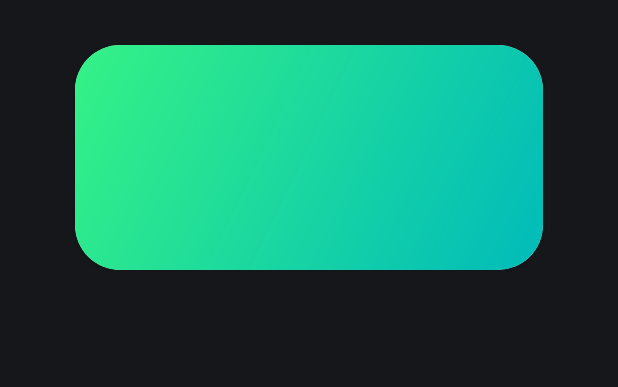
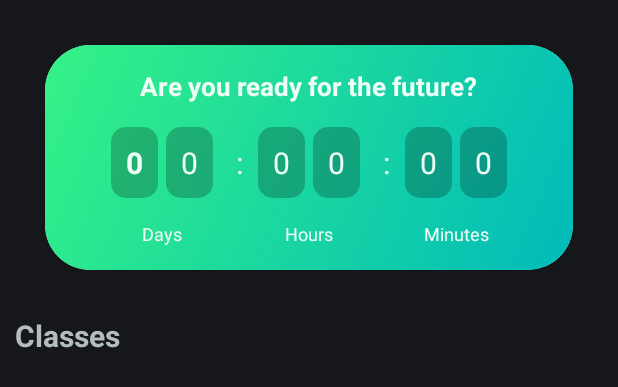
Before and after one commit to dr-trader/deignit, an Android app: the layout fragment_first_screen.xml on its own in the app's theme, with its tools: preview values and no code run, on a phone screen of 412 x 824 dp. Shown: the top 387 px of the screen. Run offline under Robolectric (Android 15) with nearby library versions, the phone set to English and light mode, and no system bars.

Commit message:
Countdown & ActionBar

```diff
--- /dev/null
+++ b/app/src/main/res/drawable-anydpi/ic_calendar.xml
@@ -0,0 +1,11 @@
+<vector xmlns:android="http://schemas.android.com/apk/res/android"
+    android:width="24dp"
+    android:height="24dp"
+    android:viewportWidth="24"
+    android:viewportHeight="24"
+    android:tint="#333333"
+    android:alpha="0.6">
+  <path
+      android:fillColor="@android:color/white"
+      android:pathData="M20,3h-1L19,1h-2v2L7,3L7,1L5,1v2L4,3c-1.1,0 -2,0.9 -2,2v16c0,1.1 0.9,2 2,2h16c1.1,0 2,-0.9 2,-2L22,5c0,-1.1 -0.9,-2 -2,-2zM20,21L4,21L4,8h16v13z"/>
+</vector>
--- /dev/null
+++ b/app/src/main/res/drawable-anydpi/ic_list.xml
@@ -0,0 +1,11 @@
+<vector xmlns:android="http://schemas.android.com/apk/res/android"
+    android:width="24dp"
+    android:height="24dp"
+    android:viewportWidth="24"
+    android:viewportHeight="24"
+    android:tint="#333333"
+    android:alpha="0.6">
+  <path
+      android:fillColor="@android:color/white"
+      android:pathData="M19,5v14L5,19L5,5h14m1.1,-2L3.9,3c-0.5,0 -0.9,0.4 -0.9,0.9v16.2c0,0.4 0.4,0.9 0.9,0.9h16.2c0.4,0 0.9,-0.5 0.9,-0.9L21,3.9c0,-0.5 -0.5,-0.9 -0.9,-0.9zM11,7h6v2h-6L11,7zM11,11h6v2h-6v-2zM11,15h6v2h-6zM7,7h2v2L7,9zM7,11h2v2L7,13zM7,15h2v2L7,17z"/>
+</vector>
--- /dev/null
+++ b/app/src/main/res/drawable/countdown_textview.xml
@@ -0,0 +1,5 @@
+<?xml version="1.0" encoding="utf-8"?>
+<shape xmlns:android="http://schemas.android.com/apk/res/android">
+    <solid android:color="@color/black_opacity65" />
+    <corners android:radius="@dimen/countdown_tv_corner" />
+</shape>
--- /dev/null
+++ b/app/src/main/res/layout/countdown_layout.xml
@@ -0,0 +1,123 @@
+<?xml version="1.0" encoding="utf-8"?>
+<androidx.constraintlayout.widget.ConstraintLayout
+    xmlns:android="http://schemas.android.com/apk/res/android"
+    android:layout_width="wrap_content"
+    android:layout_height="wrap_content"
+    xmlns:app="http://schemas.android.com/apk/res-auto">
+
+    <!-- Days -->
+
+    <TextView
+        android:id="@+id/countdown_tv_days1"
+        style="@style/countdown_tv"
+        app:layout_constraintTop_toTopOf="parent"
+        app:layout_constraintStart_toStartOf="parent"
+        android:text="@string/countdown_default_text"
+        android:textStyle="bold"/>
+
+    <TextView
+        android:id="@+id/countdown_tv_days0"
+        app:layout_constraintTop_toTopOf="parent"
+        app:layout_constraintStart_toEndOf="@+id/countdown_tv_days1"
+        android:text="@string/countdown_default_text"
+        android:layout_marginStart="@dimen/countdown_small_margin"
+        style="@style/countdown_tv" />
+
+    <!-- /Days -->
+
+    <TextView
+        android:id="@+id/countdown_delimiter1"
+        style="@style/countdown_tv"
+        app:layout_constraintTop_toTopOf="parent"
+        app:layout_constraintStart_toEndOf="@id/countdown_tv_days0"
+        android:text="@string/countdown_delimiter"
+        android:layout_marginTop="@dimen/countdown_big_margin"
+        android:layout_marginHorizontal="@dimen/countdown_small_margin"
+        android:background="@color/empty_color" />
+
+    <!-- Hours -->
+
+    <TextView
+        android:id="@+id/countdown_tv_hours1"
+        style="@style/countdown_tv"
+        app:layout_constraintTop_toTopOf="parent"
+        app:layout_constraintStart_toEndOf="@+id/countdown_delimiter1"
+        android:text="@string/countdown_default_text" />
+
+    <TextView
+        android:id="@+id/countdown_tv_hours0"
+        style="@style/countdown_tv"
+        app:layout_constraintTop_toTopOf="parent"
+        app:layout_constraintStart_toEndOf="@id/countdown_tv_hours1"
+        android:text="@string/countdown_default_text"
+        android:layout_marginStart="@dimen/countdown_small_margin" />
+
+    <!-- /Hours -->
+
+    <TextView
+        android:id="@+id/countdown_delimiter0"
+        style="@style/countdown_tv"
+        app:layout_constraintTop_toTopOf="parent"
+        app:layout_constraintStart_toEndOf="@id/countdown_tv_hours0"
+        android:text="@string/countdown_delimiter"
+        android:layout_marginHorizontal="@dimen/countdown_small_margin"
+        android:background="@color/empty_color" />
+
+    <!-- Minutes -->
+
+    <TextView
+        android:id="@+id/countdown_tv_minutes1"
+        style="@style/countdown_tv"
+        app:layout_constraintTop_toTopOf="parent"
+        app:layout_constraintStart_toEndOf="@id/countdown_delimiter0"
+        android:text="@string/countdown_default_text" />
+
+    <TextView
+        android:id="@+id/countdown_tv_minutes0"
+        style="@style/countdown_tv"
+        app:layout_constraintTop_toTopOf="parent"
+        app:layout_constraintStart_toEndOf="@id/countdown_tv_minutes1"
+        android:text="@string/countdown_default_text"
+        android:layout_marginStart="@dimen/countdown_small_margin" />
+
+    <!-- /Minutes -->
+
+    <!-- Subtitles -->
+
+    <TextView
+        android:id="@+id/countdown_days_sub"
+        android:layout_width="wrap_content"
+        android:layout_height="wrap_content"
+        app:layout_constraintTop_toBottomOf="@id/countdown_tv_days0"
+        app:layout_constraintStart_toStartOf="@id/countdown_tv_days1"
+        app:layout_constraintEnd_toEndOf="@id/countdown_tv_days0"
+        android:text="@string/countdown_subtitle_days"
+        android:textColor="@color/countdown_text_color"
+        android:layout_marginTop="@dimen/countdown_big_margin"
+        android:textSize="@dimen/countdown_subtitle_text_size"/>
+
+    <TextView
+        android:id="@+id/countdown_hours_sub"
+        android:layout_width="wrap_content"
+        android:layout_height="wrap_content"
+        app:layout_constraintTop_toBottomOf="@id/countdown_tv_hours0"
+        app:layout_constraintStart_toStartOf="@id/countdown_tv_hours1"
+        app:layout_constraintEnd_toEndOf="@id/countdown_tv_hours0"
+        android:text="@string/countdown_subtitle_hours"
+        android:textColor="@color/countdown_text_color"
+        android:layout_marginTop="@dimen/countdown_big_margin"
+        android:textSize="@dimen/countdown_subtitle_text_size"/>
+
+    <TextView
+        android:id="@+id/countdown_minutes_sub"
+        android:layout_width="wrap_content"
+        android:layout_height="wrap_content"
+        app:layout_constraintTop_toBottomOf="@id/countdown_tv_minutes0"
+        app:layout_constraintStart_toStartOf="@id/countdown_tv_minutes1"
+        app:layout_constraintEnd_toEndOf="@id/countdown_tv_minutes0"
+        android:text="@string/countdown_subtitle_minuutes"
+        android:textColor="@color/countdown_text_color"
+        android:layout_marginTop="@dimen/countdown_big_margin"
+        android:textSize="@dimen/countdown_subtitle_text_size"/>
+
+</androidx.constraintlayout.widget.ConstraintLayout>
--- a/app/src/main/res/layout/fragment_first_screen.xml
+++ b/app/src/main/res/layout/fragment_first_screen.xml
@@ -14,17 +14,57 @@
         android:layout_height="@dimen/countdown_height"
         android:layout_marginHorizontal="@dimen/countdown_margin_h"
         android:layout_marginVertical="@dimen/countdown_margin_v"
-        app:cardCornerRadius="@dimen/countdown_corner">
+        app:cardCornerRadius="@dimen/countdown_corner"
+        android:elevation="5dp">
 
-        <LinearLayout
+        <androidx.constraintlayout.widget.ConstraintLayout
             android:layout_width="match_parent"
             android:layout_height="match_parent"
             android:orientation="horizontal"
             android:background="@drawable/countdown_gradient"
             >
 
-        </LinearLayout>
+            <TextView
+                android:id="@+id/countdown_title"
+                android:layout_width="wrap_content"
+                android:layout_height="wrap_content"
+                app:layout_constraintStart_toStartOf="parent"
+                app:layout_constraintEnd_toEndOf="parent"
+                app:layout_constraintTop_toTopOf="parent"
+                android:textColor="@color/countdown_text_color"
+                android:text="@string/countdown_title_string"
+                android:layout_marginTop="@dimen/countdown_title_margin"
+                android:textStyle="bold"
+                android:textSize="@dimen/countdown_title_text_size"/>
+
+            <include layout="@layout/countdown_layout"
+                android:layout_width="wrap_content"
+                android:layout_height="wrap_content"
+                app:layout_constraintTop_toBottomOf="@id/countdown_title"
+                app:layout_constraintStart_toStartOf="parent"
+                app:layout_constraintEnd_toEndOf="parent"/>
+
+
+        </androidx.constraintlayout.widget.ConstraintLayout>
 
     </androidx.cardview.widget.CardView>
 
+    <TextView
+        android:id="@+id/classes_title"
+        android:layout_width="match_parent"
+        android:layout_height="wrap_content"
+        android:text="@string/classes_title_text"
+        android:textSize="@dimen/classes_title_size"
+        android:textColor="@color/subtitle_gray"
+        android:layout_marginLeft="@dimen/subtitle_margin_h"
+        android:textStyle="bold"
+        />
+
+    <androidx.recyclerview.widget.RecyclerView
+        android:id="@+id/classes_recyclerview"
+        android:layout_width="match_parent"
+        android:layout_height="wrap_content"
+        app:layoutManager="androidx.recyclerview.widget.LinearLayoutManager"
+        android:orientation="horizontal" />
+
 </LinearLayout>
--- a/app/src/main/res/values/colors.xml
+++ b/app/src/main/res/values/colors.xml
@@ -5,9 +5,15 @@
     <color name="light_gray">#FF7d7e80</color> <!-- top bar text -->
     <color name="top_text_dark">#FFc1c1c1</color>
     <color name="top_text_light">#FFfafafb</color>
+    <color name="countdown_text_color">#FFeefdf5</color>
+    <color name="black_opacity65">#3B000000</color>
+    <color name="empty_color">#00FFFFFF</color>
 
     <color name="gradient_start">#FF35f286</color>
     <color name="gradient_end">#FF00bbba</color>
+
+    <color name="subtitle_gray">#FFb4bdbd</color>
+
 
     <color name="black">#FF000000</color>
 
--- a/app/src/main/res/values/dimen.xml
+++ b/app/src/main/res/values/dimen.xml
@@ -5,8 +5,20 @@
 
     <!-- Countdown -->
     <dimen name="countdown_height">150dp</dimen>
-    <dimen name="countdown_margin_h">50dp</dimen>
+    <dimen name="countdown_margin_h">30dp</dimen>
     <dimen name="countdown_margin_v">30dp</dimen>
     <dimen name="countdown_corner">30dp</dimen>
+    <dimen name="countdown_title_margin">15dp</dimen>
+    <dimen name="countdown_title_text_size">17sp</dimen>
+    <dimen name="countdown_subtitle_text_size">12sp</dimen>
+    <dimen name="countdown_big_margin">15dp</dimen>
+    <dimen name="countdown_small_margin">5dp</dimen>
+    <dimen name="countdown_text_size">20sp</dimen>
+    <dimen name="countdown_tv_corner">10dp</dimen>
+    <dimen name="countdown_tv_padding">10dp</dimen>
+
+    <!-- Classes section -->
+    <dimen name="classes_title_size">20sp</dimen>
+    <dimen name="subtitle_margin_h">10dp</dimen>
 
 </resources>
--- a/app/src/main/res/values/strings.xml
+++ b/app/src/main/res/values/strings.xml
@@ -16,4 +16,15 @@
     <!-- Default Text -->
     <string name="hi_name_string">Hi, User!</string>
 
+    <!-- Countdown Text -->
+    <string name="countdown_title_string">Are you ready for the future?</string>
+    <string name="countdown_subtitle_days">Days</string>
+    <string name="countdown_subtitle_hours">Hours</string>
+    <string name="countdown_subtitle_minuutes">Minutes</string>
+    <string name="countdown_delimiter">:</string>
+    <string name="countdown_default_text">0</string>
+
+    <!-- Classes Section -->
+    <string name="classes_title_text">Classes</string>
+
 </resources>
--- /dev/null
+++ b/app/src/main/res/values/styles.xml
@@ -0,0 +1,13 @@
+<?xml version="1.0" encoding="utf-8"?>
+<resources>
+
+    <style name="countdown_tv">
+        <item name="android:layout_width">wrap_content</item>
+        <item name="android:layout_height">wrap_content</item>
+        <item name="android:textSize">@dimen/countdown_text_size</item>
+        <item name="android:textColor">@color/countdown_text_color</item>
+        <item name="android:layout_marginTop">@dimen/countdown_big_margin</item>
+        <item name="android:padding">@dimen/countdown_tv_padding</item>
+        <item name="android:background">@drawable/countdown_textview</item>
+    </style>
+</resources>
```
Also changed, not shown: app/src/main/res/drawable-hdpi/ic_calendar.png (added), app/src/main/res/drawable-hdpi/ic_list.png (added), app/src/main/res/drawable-mdpi/ic_calendar.png (added), app/src/main/res/drawable-mdpi/ic_list.png (added), app/src/main/res/drawable-xhdpi/ic_calendar.png (added), app/src/main/res/drawable-xhdpi/ic_list.png (added), app/src/main/res/drawable-xxhdpi/ic_calendar.png (added), app/src/main/res/drawable-xxhdpi/ic_list.png (added).
